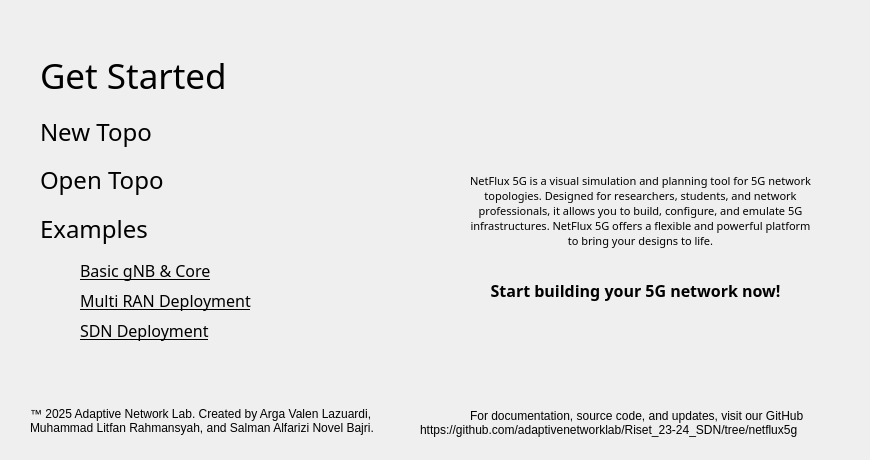
This is netflux5g-editor/src/gui/ui/Welcome_Screen.ui in adaptivenetworklab/NetFlux5G as Qt 5 draws it before an edit. The edited form follows.
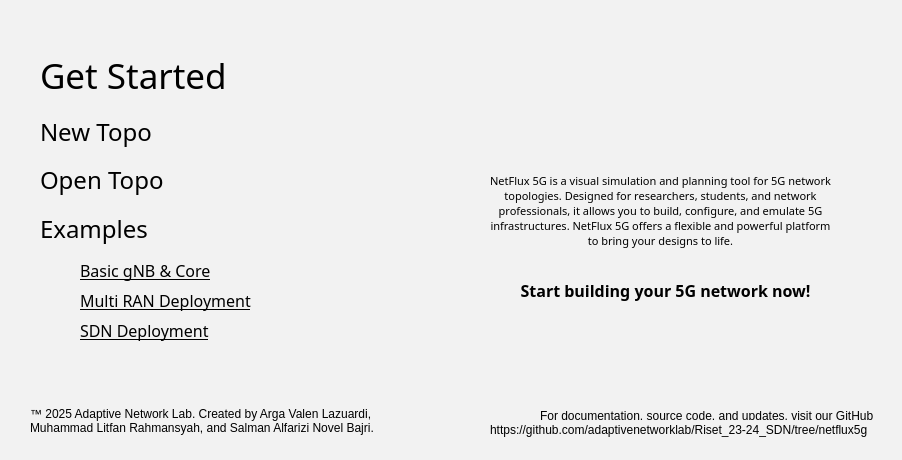
This is the edited form. Icons and pictures are not drawn.

What changed in the file:
```diff
--- a/netflux5g-editor/src/gui/ui/Welcome_Screen.ui
+++ b/netflux5g-editor/src/gui/ui/Welcome_Screen.ui
@@ -6,13 +6,16 @@
    <rect>
     <x>0</x>
     <y>0</y>
-    <width>870</width>
+    <width>902</width>
     <height>460</height>
    </rect>
   </property>
   <property name="windowTitle">
    <string>MainWindow</string>
   </property>
+  <property name="styleSheet">
+   <string notr="true">background-color: rgb(242, 242, 242);</string>
+  </property>
   <widget class="QWidget" name="centralwidget">
    <widget class="QLabel" name="GetStarted">
     <property name="geometry">
@@ -111,7 +114,7 @@
    <widget class="QLabel" name="NetFluxLogo">
     <property name="geometry">
      <rect>
-      <x>450</x>
+      <x>480</x>
       <y>60</y>
       <width>371</width>
       <height>81</height>
@@ -130,7 +133,7 @@
    <widget class="QLabel" name="Description">
     <property name="geometry">
      <rect>
-      <x>470</x>
+      <x>490</x>
       <y>150</y>
       <width>341</width>
       <height>121</height>
@@ -155,7 +158,7 @@
    <widget class="QLabel" name="Start">
     <property name="geometry">
      <rect>
-      <x>450</x>
+      <x>480</x>
       <y>270</y>
       <width>371</width>
       <height>41</height>
@@ -165,6 +168,7 @@
      <font>
       <family>Poppins Medium</family>
       <pointsize>12</pointsize>
+      <weight>75</weight>
       <bold>true</bold>
      </font>
     </property>
@@ -277,7 +281,7 @@
      <rect>
       <x>30</x>
       <y>380</y>
-      <width>381</width>
+      <width>361</width>
       <height>81</height>
      </rect>
     </property>
@@ -294,7 +298,7 @@
    <widget class="QLabel" name="label_3">
     <property name="geometry">
      <rect>
-      <x>470</x>
+      <x>540</x>
       <y>400</y>
       <width>361</width>
       <height>31</height>
@@ -307,7 +311,7 @@
    <widget class="QLabel" name="linkRepo">
     <property name="geometry">
      <rect>
-      <x>420</x>
+      <x>490</x>
       <y>420</y>
       <width>411</width>
       <height>20</height>
```
